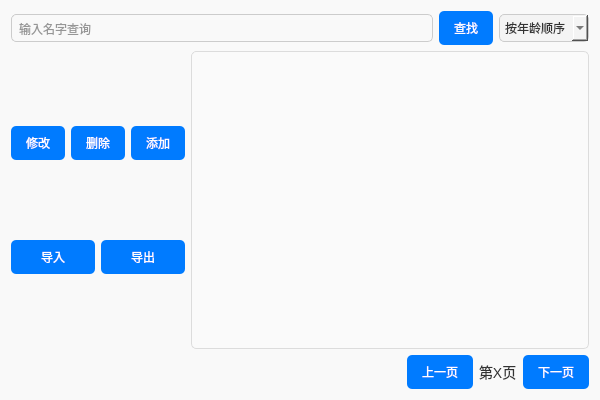
Old version of the form doctorview.ui in the repository zhuguotiao/Lab.
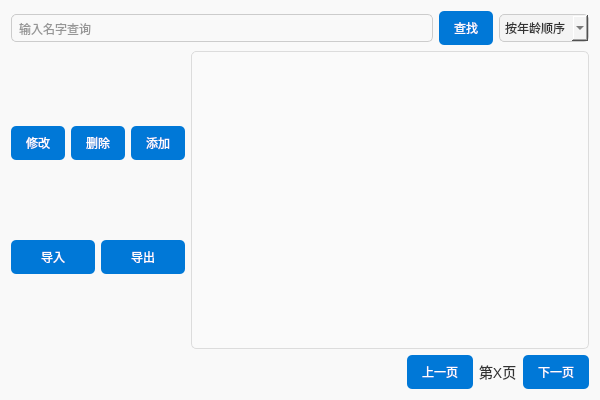
New version of the form. Icons and pictures are not drawn.

```diff
--- a/doctorview.ui
+++ b/doctorview.ui
@@ -26,7 +26,7 @@
         padding: 5px;
     }
     QPushButton {
-        background-color: #007bff;
+        background-color: #0078d7;
         color: white;
         border: none;
         border-radius: 5px;
```
